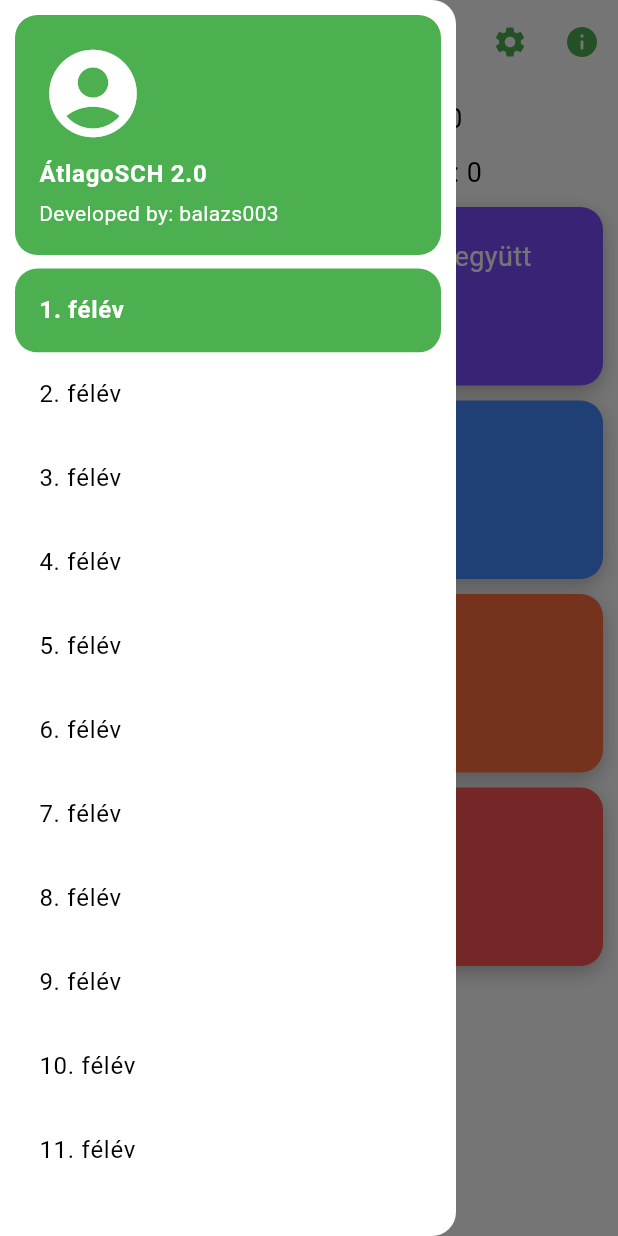
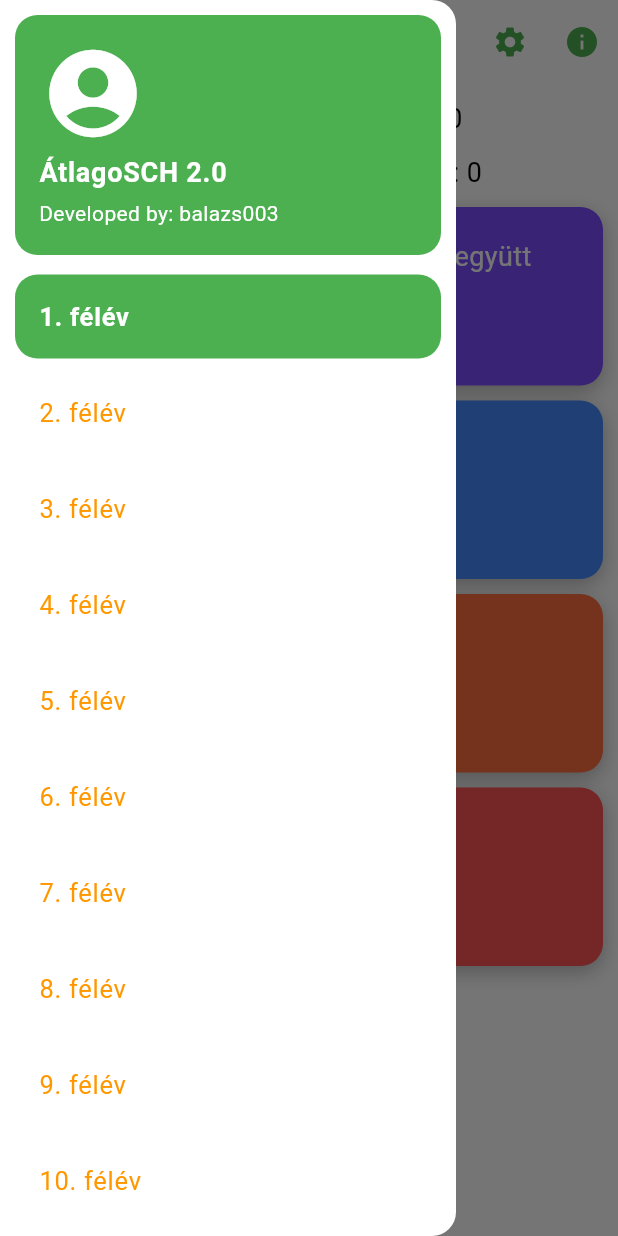
Before and after one commit to balazs003/kreditindex_calculator, a Flutter app: the screen it shows after launch, with the side drawer open, on a phone screen of 412 x 824 dp. Run offline on Flutter 3.47's test engine with Material 3 defaults, Android fonts, the light colour scheme and no system bars; our stand-ins replace flutter_slidable, shared_preferences, sqflite; accounts and stored records are empty.

Commit message:
Finished design of drawer and its list icons optimized for light and dark theme

```diff
--- a/lib/homepage.dart
+++ b/lib/homepage.dart
@@ -1,5 +1,6 @@
 import 'package:flutter/cupertino.dart';
 import 'package:flutter/material.dart';
+import 'package:flutter/widgets.dart';
 import 'package:kreditindex_calculator/statistics.dart';
 import 'package:kreditindex_calculator/subject.dart';
 import 'package:provider/provider.dart';
@@ -152,18 +153,22 @@ class _MyHomePageState extends State<MyHomePage> {
     List<Widget> semesters = [];
     for(int i=1; i<=semesterCount; i++){
       semesters.add(
-        ListTile(
+        Padding(
+          padding: const EdgeInsets.symmetric(vertical: 4),
+          child: ListTile(
             title: Text('$i. félév',
             style: TextStyle(
-              color: i == currentSemester ? Colors.white : Colors.black,
+                fontSize: 17,
+                color: i == currentSemester ? Colors.white : Colors.orange,
                 fontWeight: i == currentSemester ? FontWeight.bold : FontWeight.normal,
             ),),
             onTap: () {
               onTapSemester(i);
             },
-          tileColor: i == currentSemester ? Colors.green : Colors.white,
+            tileColor: i == currentSemester ? Colors.green : const CardTheme().color,
             shape: RoundedRectangleBorder(
               borderRadius: BorderRadius.circular(15)
+            ),
           ),
         )
       );
@@ -221,7 +226,7 @@ class _MyHomePageState extends State<MyHomePage> {
             Theme(
               data: Theme.of(context).copyWith(dividerTheme: const DividerThemeData(color: Colors.transparent)),
               child: UserAccountsDrawerHeader(
-                accountName: const Text('ÁtlagoSCH 2.0', style: TextStyle(fontWeight: FontWeight.bold),),
+                accountName: const Text('ÁtlagoSCH 2.0', style: TextStyle(fontWeight: FontWeight.bold, fontSize: 18),),
                 accountEmail: const Text('Developed by: balazs003'),
                 currentAccountPicture: const Icon(Icons.account_circle_rounded, color: Colors.white, size: 70,),
                 decoration: BoxDecoration(
--- a/lib/main.dart
+++ b/lib/main.dart
@@ -63,7 +63,6 @@ class MyApp extends StatelessWidget {
           ),
         ),
         darkTheme: ThemeData(
-          ///TODO modify this to make it look better
           colorScheme: const ColorScheme(
             brightness: Brightness.dark,
             primary: Colors.green,
```
Lines whose indentation alone changed are shown as unchanged.
